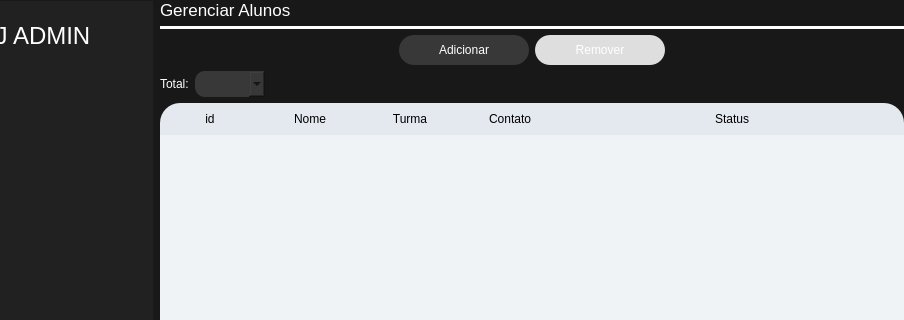
First picture: the form in views/ui/raw/main_view.ui, repository vitorcarnieli/desktop-bjjadmin, before the edit; both pictures show x 96 to 1000 and y 0 to 320 of the 1000 by 758 pixel window.
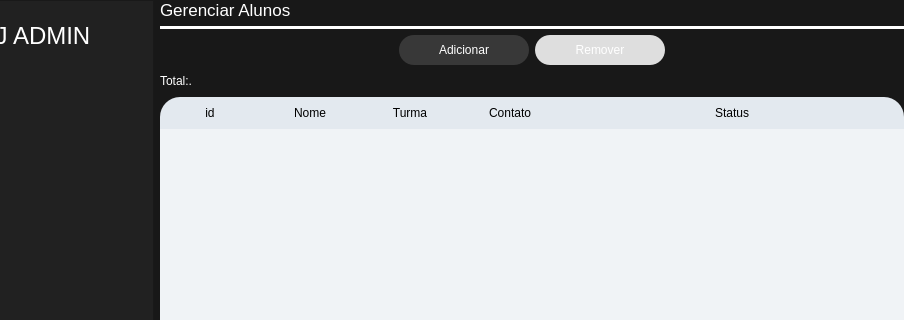
Second picture: the form after the edit. The open tabs and pages were chosen to show the change. Icons and pictures are not drawn.

Commit message: feat: implements user filters

Patch:
```diff
--- a/views/ui/raw/main_view.ui
+++ b/views/ui/raw/main_view.ui
@@ -796,26 +796,18 @@
         <item>
          <layout class="QHBoxLayout" name="horizontalLayout_8">
           <item>
-           <widget class="QLabel" name="label_total">
+           <layout class="QVBoxLayout" name="student_filter_layout">
+            <item>
+             <widget class="QLabel" name="label_student_filter">
             <property name="styleSheet">
              <string notr="true">color: rgb(255, 255, 255);</string>
             </property>
             <property name="text">
-             <string>Total:</string>
+               <string>Total:.</string>
             </property>
            </widget>
           </item>
-          <item>
-           <widget class="QComboBox" name="comboBox_filter_student">
-            <property name="styleSheet">
-             <string notr="true">QComboBox{
-	background:  #383838;
-	border-radius: 10px;
-	padding: 5px;
-}
-</string>
-            </property>
-           </widget>
+           </layout>
           </item>
           <item>
            <spacer name="horizontalSpacer_11">
```
Lines whose indentation alone changed are shown as unchanged. The commit also changes 5 other files.
